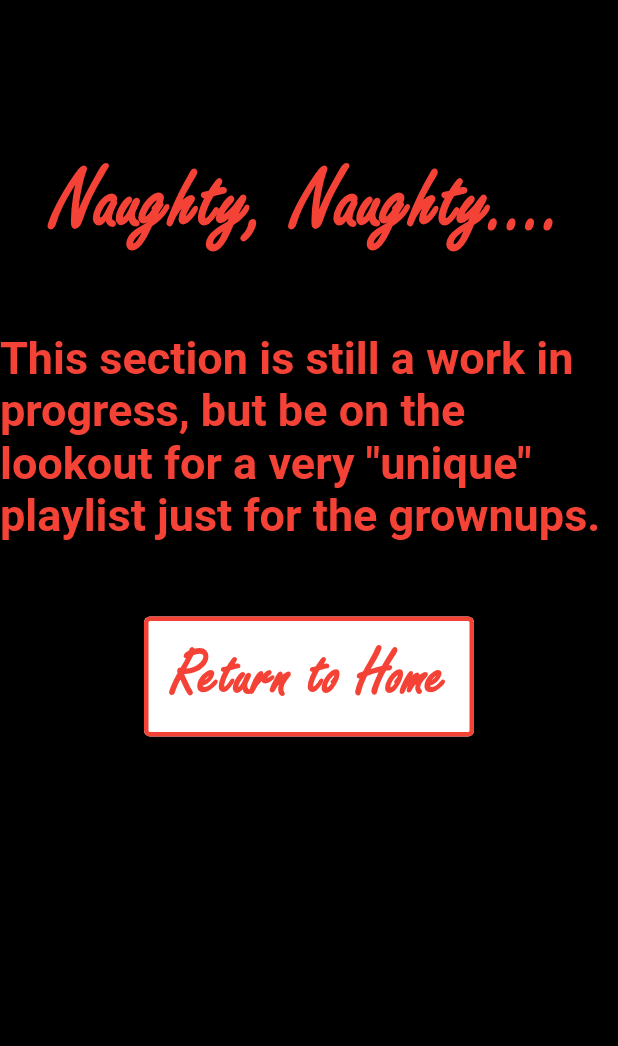
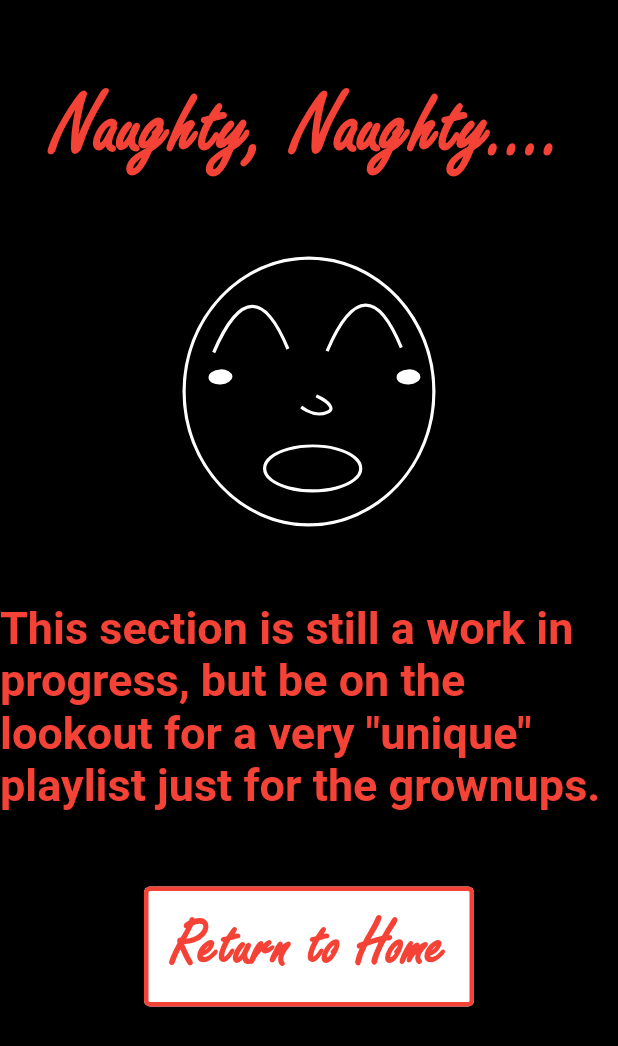
Before and after one commit to cfcastaneda98/Thinking_Crisis, a Flutter app: the Over18Screen screen opened directly, on a phone screen of 412 x 824 dp. Shown: the top 1046 px of the screen. Run offline on Flutter 3.47's test engine with Material 2 defaults, Android fonts, the phone set to English and light mode, and no system bars.

Commit message:
Added Custom Icons

```diff
--- /dev/null
+++ b/lib/Model/thinking_crisis_icons_icons.dart
@@ -0,0 +1,33 @@
+/// Flutter icons ThinkingCrisisIcons
+/// Copyright (C) 2022 by original authors @ fluttericon.com, fontello.com
+/// This font was generated by FlutterIcon.com, which is derived from Fontello.
+///
+/// To use this font, place it in your fonts/ directory and include the
+/// following in your pubspec.yaml
+///
+/// flutter:
+///   fonts:
+///    - family:  ThinkingCrisisIcons
+///      fonts:
+///       - asset: fonts/ThinkingCrisisIcons.ttf
+///
+///
+/// * Font Awesome 4, Copyright (C) 2016 by Dave Gandy
+///         Author:    Dave Gandy
+///         License:   SIL ()
+///         Homepage:  http://fortawesome.github.com/Font-Awesome/
+///
+import 'package:flutter/widgets.dart';
+
+class ThinkingCrisisIcons {
+  ThinkingCrisisIcons._();
+
+  static const _kFontFam = 'ThinkingCrisisIcons';
+  static const String? _kFontPkg = null;
+
+  static const IconData asset_6 = IconData(0xe800, fontFamily: _kFontFam, fontPackage: _kFontPkg);
+  static const IconData asset_9 = IconData(0xe801, fontFamily: _kFontFam, fontPackage: _kFontPkg);
+  static const IconData asset_10 = IconData(0xe802, fontFamily: _kFontFam, fontPackage: _kFontPkg);
+  static const IconData asset_11 = IconData(0xe803, fontFamily: _kFontFam, fontPackage: _kFontPkg);
+  static const IconData crop = IconData(0xf125, fontFamily: _kFontFam, fontPackage: _kFontPkg);
+}
--- a/lib/View/Over18Screen.dart
+++ b/lib/View/Over18Screen.dart
@@ -1,5 +1,6 @@
 import 'package:flutter/material.dart';
 import 'package:flutter/services.dart';
+import '../Model/thinking_crisis_icons_icons.dart';
 import 'HomeScreen.dart';
 
 class Over18Screen extends StatefulWidget {
@@ -25,7 +26,7 @@ class _Over18State extends State<Over18Screen>{
           mainAxisAlignment: MainAxisAlignment.center,
           mainAxisSize: MainAxisSize.min,
           children: <Widget>[
-            const SizedBox(height: 100),
+            const SizedBox(height: 50),
             const Text(
               'Naughty, Naughty....',
               style: TextStyle(color: Colors.red,
@@ -34,6 +35,8 @@ class _Over18State extends State<Over18Screen>{
                   fontFamily: 'Freestyle Script'
               ),
             ),
+            const SizedBox(height: 50),
+            Icon(ThinkingCrisisIcons.asset_9,color: Colors.white,size: 180,),
             const SizedBox(height: 50),
             const Text(
               'This section is still a work in progress, but be on the lookout for a very "unique" playlist just for the grownups. ',
--- a/pubspec.yaml
+++ b/pubspec.yaml
@@ -80,5 +80,8 @@ flutter:
      - family: Freestyle Script
        fonts:
          - asset: assets/FREESCPT.TTF
+     - family: ThinkingCrisisIcons
+       fonts:
+         - asset: assets/fonts/ThinkingCrisisIcons.ttf
   # For details regarding fonts from package dependencies,
   # see https://flutter.dev/custom-fonts/#from-packages
```
Also changed, not shown: assets/fonts/ThinkingCrisisIcons.ttf (added).
